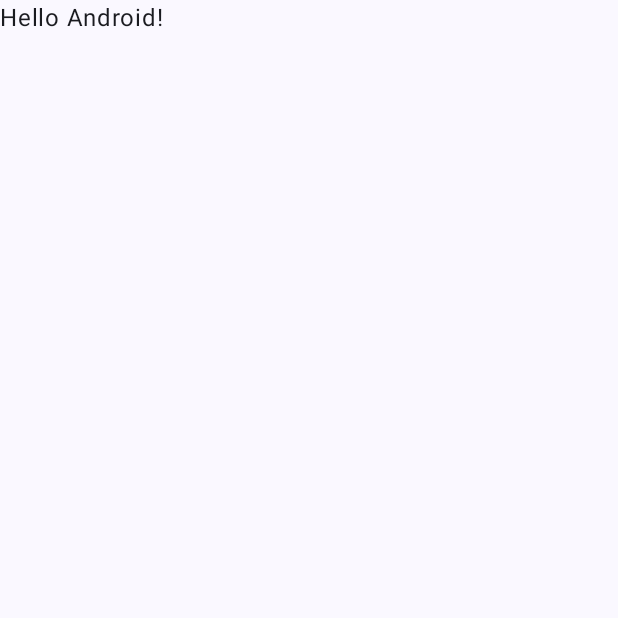
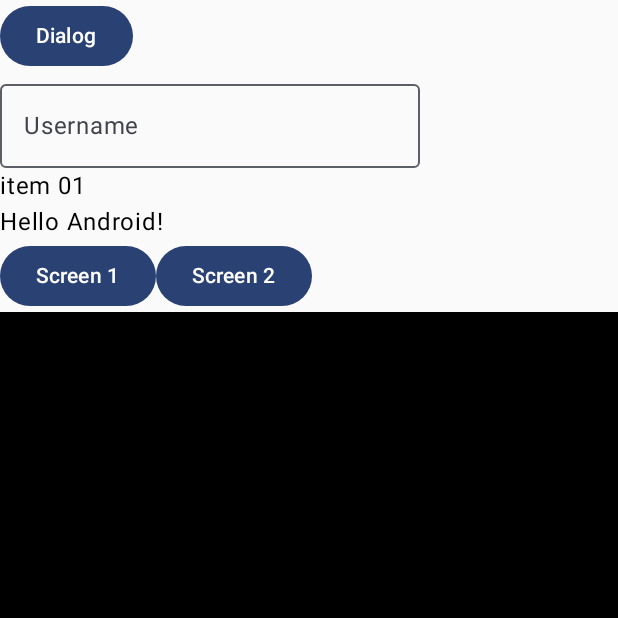
Before and after one commit to MinaFayezN/BM-Internship, an Android app built with Jetpack Compose: the screen it shows after launch (MainActivity), on a phone screen of 412 x 824 dp, the top half of it. Before the commit the part shown is almost empty. Run offline under Robolectric (Android 15) with nearby library versions, the phone set to English and light mode, and no system bars.

Commit message:
Session 27
- Q&A

```diff
--- a/app/build.gradle
+++ b/app/build.gradle
@@ -64,4 +64,6 @@ dependencies {
     androidTestImplementation 'androidx.compose.ui:ui-test-junit4'
     debugImplementation 'androidx.compose.ui:ui-tooling'
     debugImplementation 'androidx.compose.ui:ui-test-manifest'
+
+    implementation "androidx.constraintlayout:constraintlayout-compose:1.1.0-alpha12"
 }
--- a/app/src/main/java/dev/mina/internship/MainActivity.kt
+++ b/app/src/main/java/dev/mina/internship/MainActivity.kt
@@ -3,30 +3,138 @@ package dev.mina.internship
 import android.os.Bundle
 import androidx.activity.ComponentActivity
 import androidx.activity.compose.setContent
+import androidx.activity.viewModels
+import androidx.compose.foundation.background
+import androidx.compose.foundation.clickable
+import androidx.compose.foundation.layout.Box
+import androidx.compose.foundation.layout.Column
+import androidx.compose.foundation.layout.Row
 import androidx.compose.foundation.layout.fillMaxSize
-import androidx.compose.material3.MaterialTheme
-import androidx.compose.material3.Surface
+import androidx.compose.foundation.layout.fillMaxWidth
+import androidx.compose.material3.Button
+import androidx.compose.material3.DropdownMenu
+import androidx.compose.material3.DropdownMenuItem
+import androidx.compose.material3.ExperimentalMaterial3Api
+import androidx.compose.material3.OutlinedTextField
 import androidx.compose.material3.Text
 import androidx.compose.runtime.Composable
+import androidx.compose.runtime.collectAsState
+import androidx.compose.runtime.getValue
+import androidx.compose.runtime.mutableStateOf
+import androidx.compose.runtime.remember
+import androidx.compose.runtime.setValue
 import androidx.compose.ui.Modifier
+import androidx.compose.ui.graphics.Color
+import androidx.compose.ui.text.font.FontWeight
 import androidx.compose.ui.tooling.preview.Preview
 import dev.mina.internship.ui.theme.BMInternshipTheme
+import dev.mina.internship.ui.theme.TS_MainTitle_OpenSans
 
 class MainActivity : ComponentActivity() {
+
+    val viewModel: MainViewModel by viewModels()
+
+    @OptIn(ExperimentalMaterial3Api::class)
     override fun onCreate(savedInstanceState: Bundle?) {
         super.onCreate(savedInstanceState)
         setContent {
             BMInternshipTheme {
-                // A surface container using the 'background' color from the theme
-                Surface(
+                Column(
                     modifier = Modifier.fillMaxSize(),
-                    color = MaterialTheme.colorScheme.background
                 ) {
+
+                    var showDialog by remember { mutableStateOf(false) }
+                    Button(onClick = {
+                        showDialog = true
+                    }) {
+                        Text(text = "Dialog")
+                    }
+                    if (showDialog) {
+                        FullScreenDialog(onDismiss = { /*TODO*/ }) {
+
+                            Text(text = "Dialog")
+                        }
+                    }
+
+
+                    var textValue by remember { mutableStateOf("") }
+
+                    OutlinedTextField(
+                        value = textValue,
+                        onValueChange = { textValue = it },
+                        label = {
+                            Text(text = "Username")
+                        }
+                    )
+
+                    val fromList = viewModel.fromCurrencyList.collectAsState()
+                    val fromListValue = viewModel.fromCurrencySelectedItem.collectAsState()
+                    var fromMenuExpanded by remember { mutableStateOf(false) }
+                    Box {      //view
+                        Row(modifier = Modifier.clickable {
+                            fromMenuExpanded = true
+                        }) {
+                            Text(text = fromListValue.value)
+                        }
+                        DropdownMenu(expanded = fromMenuExpanded,
+                            onDismissRequest = { fromMenuExpanded = false }) {
+                            repeat(fromList.value.size) {
+                                DropdownMenuItem(text = {
+                                    Text(
+                                        text = fromList.value[it],
+                                        style = TS_MainTitle_OpenSans.copy(fontWeight = FontWeight.Bold)
+                                    )
+                                }, onClick = {
+                                    fromMenuExpanded = false
+                                    viewModel.updateFromSelected(fromList.value[it])
+                                })
+                            }
+                        }
+                    }
+
+
+                    // on compare click -> hide screen 1 show screen 2
                     Greeting("Android")
+                    var screen1 by remember { mutableStateOf(false) }
+                    Row(modifier = Modifier) {
+
+                        Button(onClick = { screen1 = true }) {
+                            Text(text = "Screen 1")
+                        }
+                        Button(onClick = { screen1 = false }) {
+                            Text(text = "Screen 2")
+                        }
+                    }
+
+                    Box(
+                        modifier = Modifier
+                            .background(Color.Gray)
+                            .fillMaxWidth()
+                            .weight(1F)
+                    ) {
+
+
+                        if (screen1) {
+                            Screen1()
+                        } else {
+                            Screen2()
+                        }
+
+                    }
                 }
             }
         }
     }
+}
+
+@Composable
+fun Screen1() {
+    Box(modifier = Modifier.fillMaxSize().background(Color.Green))
+}
+
+@Composable
+fun Screen2() {
+    Box(modifier = Modifier.fillMaxSize().background(Color.Black))
 }
 
 @Composable
--- /dev/null
+++ b/app/src/main/java/dev/mina/internship/MainViewModel.kt
@@ -0,0 +1,26 @@
+package dev.mina.internship
+
+import androidx.lifecycle.ViewModel
+import kotlinx.coroutines.flow.MutableStateFlow
+
+class MainViewModel : ViewModel() {
+
+    fun updateFromSelected(selected: String) {
+        // update from value
+        fromCurrencySelectedItem.value = selected
+        // update to list accordingly
+
+    }
+
+
+    val originalCurrencyList: MutableStateFlow<List<String>> = MutableStateFlow(listOf())
+    val fromCurrencyList: MutableStateFlow<List<String>> = MutableStateFlow(listOf("item 01","item 02","item 03","item 04"))
+    val fromCurrencySelectedItem: MutableStateFlow<String> = MutableStateFlow("item 01")
+
+
+
+    init {
+        // retrieve List from API
+        // emit value to originalList
+    }
+}
```
Also changed, not shown: app/src/main/java/dev/mina/internship/FullScreenDialog.kt (added, +34 -0 lines), app/src/main/java/dev/mina/internship/MainHeaderComponent.kt (added, +57 -0 lines), app/src/main/java/dev/mina/internship/ui/theme/TextStyles.kt (added, +9 -0 lines), app/src/main/res/font/open_sans.ttf (added).
